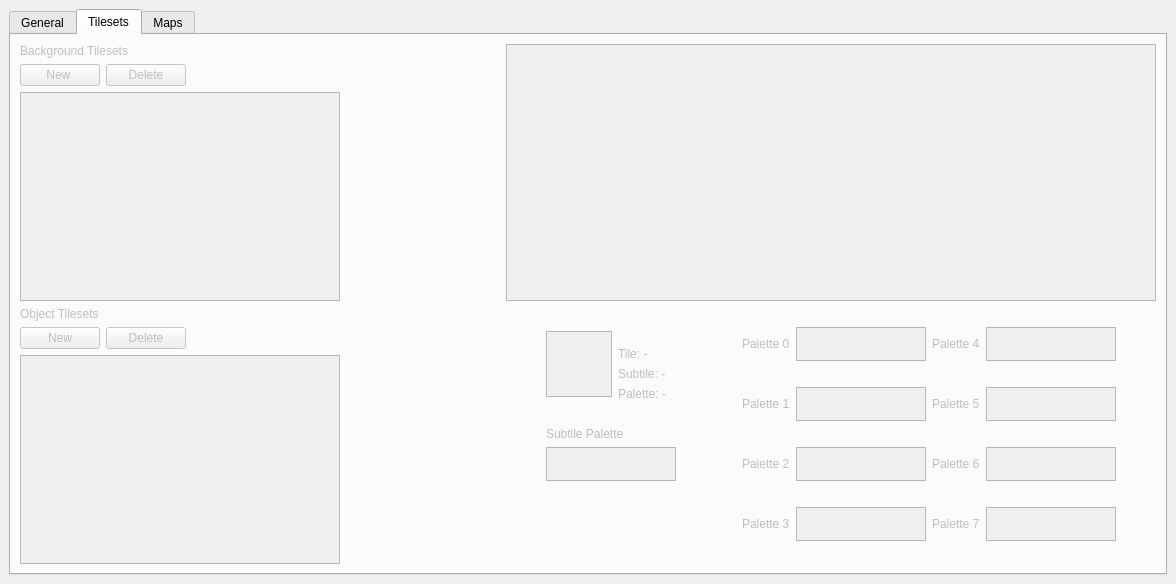
Before: the Qt Designer form main.ui in rsgrava/lumiedit, drawn with Qt 5.
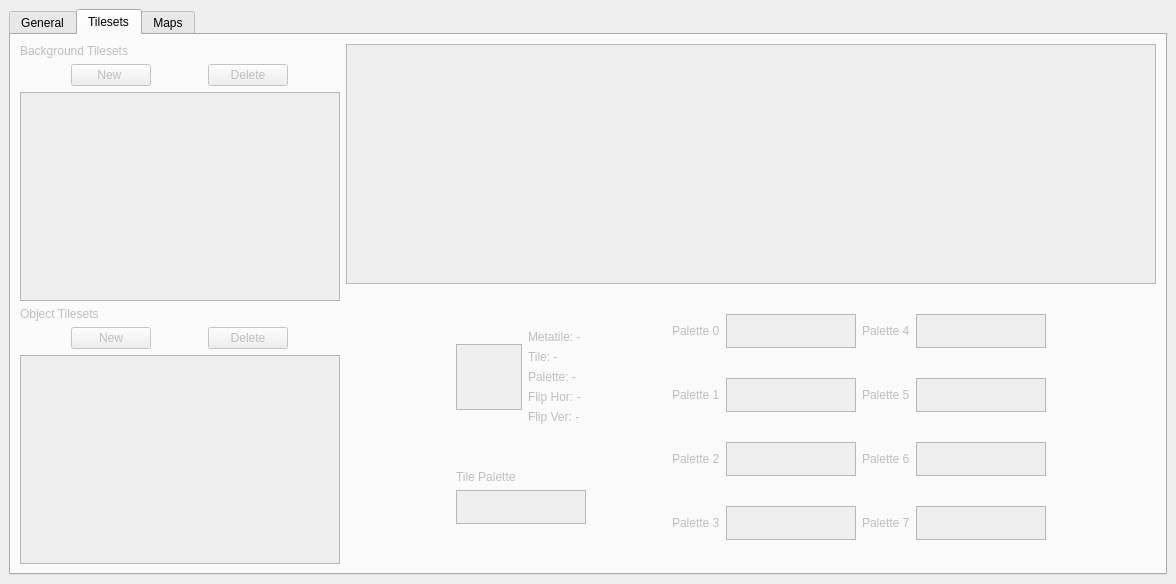
After: the same form once the commit is applied. Custom widgets are drawn as their Qt base class.

Commit message: tileset: refactor tileset into tile_def, tile_map, tile

```diff
--- a/main.ui
+++ b/main.ui
@@ -161,19 +161,6 @@
               </property>
              </widget>
             </item>
-            <item>
-             <spacer name="horizontalSpacer_2">
-              <property name="orientation">
-               <enum>Qt::Horizontal</enum>
-              </property>
-              <property name="sizeHint" stdset="0">
-               <size>
-                <width>40</width>
-                <height>20</height>
-               </size>
-              </property>
-             </spacer>
-            </item>
            </layout>
           </item>
           <item>
@@ -230,19 +217,6 @@
               </property>
              </widget>
             </item>
-            <item>
-             <spacer name="horizontalSpacer_4">
-              <property name="orientation">
-               <enum>Qt::Horizontal</enum>
-              </property>
-              <property name="sizeHint" stdset="0">
-               <size>
-                <width>40</width>
-                <height>20</height>
-               </size>
-              </property>
-             </spacer>
-            </item>
            </layout>
           </item>
           <item>
@@ -351,6 +325,13 @@
                     </property>
                    </spacer>
                   </item>
+                  <item>
+                   <widget class="QLabel" name="metatile_label">
+                    <property name="text">
+                     <string>Metatile: -</string>
+                    </property>
+                   </widget>
+                  </item>
                   <item>
                    <widget class="QLabel" name="tile_label">
                     <property name="text">
@@ -358,13 +339,6 @@
                     </property>
                    </widget>
                   </item>
-                  <item>
-                   <widget class="QLabel" name="subtile_label">
-                    <property name="text">
-                     <string>Subtile: -</string>
-                    </property>
-                   </widget>
-                  </item>
                   <item>
                    <widget class="QLabel" name="palette_label">
                     <property name="text">
@@ -372,6 +346,20 @@
                     </property>
                    </widget>
                   </item>
+                  <item>
+                   <widget class="QLabel" name="fliph_label">
+                    <property name="text">
+                     <string>Flip Hor: -</string>
+                    </property>
+                   </widget>
+                  </item>
+                  <item>
+                   <widget class="QLabel" name="flipv_label">
+                    <property name="text">
+                     <string>Flip Ver: -</string>
+                    </property>
+                   </widget>
+                  </item>
                   <item>
                    <spacer name="verticalSpacer_4">
                     <property name="orientation">
@@ -380,7 +368,7 @@
                     <property name="sizeHint" stdset="0">
                      <size>
                       <width>20</width>
-                      <height>20</height>
+                      <height>40</height>
                      </size>
                     </property>
                    </spacer>
@@ -392,7 +380,7 @@
               <item>
                <widget class="QLabel" name="label">
                 <property name="text">
-                 <string>Subtile Palette</string>
+                 <string>Tile Palette</string>
                 </property>
                </widget>
               </item>
@@ -433,7 +421,7 @@
                   </property>
                   <property name="sizeHint" stdset="0">
                    <size>
-                    <width>40</width>
+                    <width>60</width>
                     <height>20</height>
                    </size>
                   </property>
```
Left out of the diff: 2 changed lines with no effect on the pictures. The commit also changes 9 other files.
